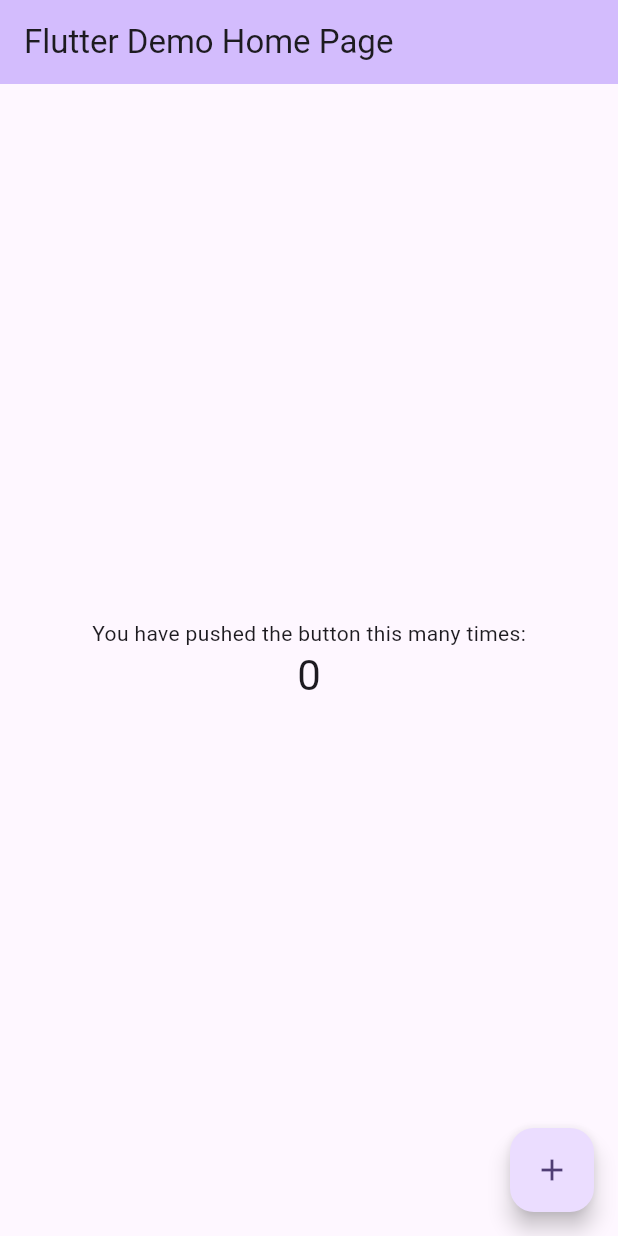
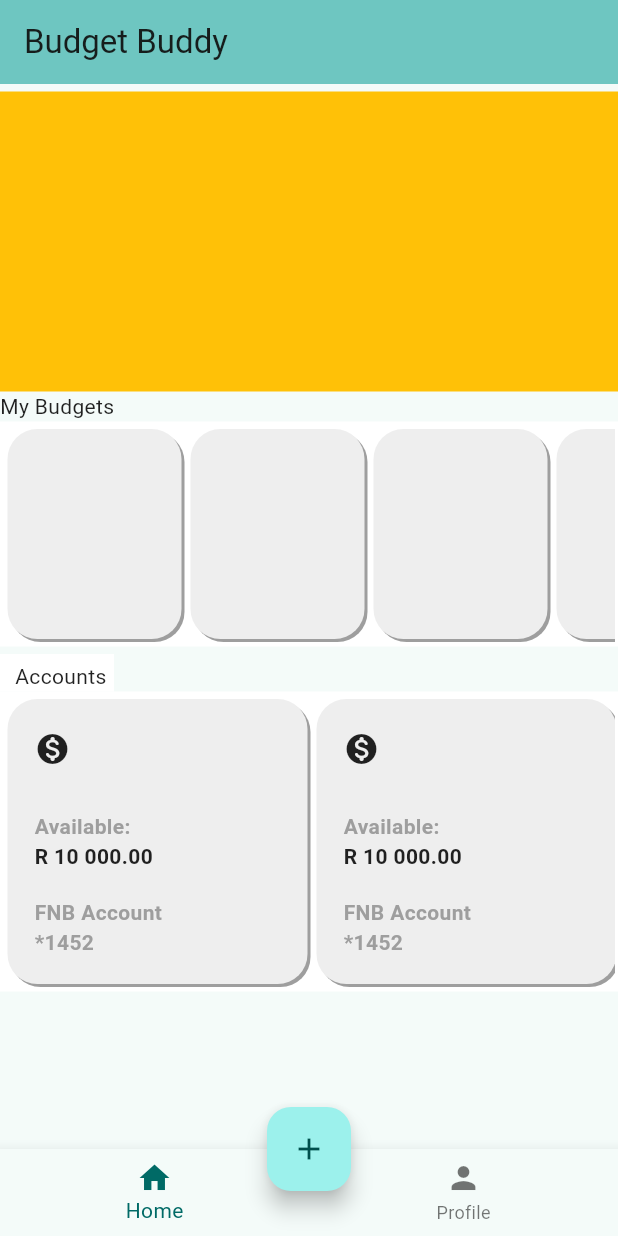
Before and after one commit to Garuda-sudo/Ubuntu-Narei, a Flutter app: the screen it shows after launch, on a phone screen of 412 x 824 dp. Run offline on Flutter 3.47's test engine with Material 2 defaults, Android fonts, the phone set to English and light mode, and no system bars; Roboto replaces fonts that are missing (Raleway).

Commit message:
Initial Push for landing page

```diff
--- /dev/null
+++ b/ubuntu-front-end/budget_buddy/lib/accounts/account_card.dart
@@ -0,0 +1,78 @@
+import 'package:flutter/material.dart';
+
+class AccountCard extends StatefulWidget {
+  const AccountCard({super.key});
+
+  @override
+  State<AccountCard> createState() => _AccountCardState();
+}
+
+class _AccountCardState extends State<AccountCard> {
+  @override
+  Widget build(BuildContext context) {
+    return Padding(
+      padding: const EdgeInsets.all(3.0),
+      child: Container(
+        decoration: BoxDecoration(
+            borderRadius: const BorderRadius.all(Radius.circular(20)),
+            boxShadow: const [
+              BoxShadow(color: Colors.grey, offset: Offset(2.0, 2.0))
+            ],
+            color: Colors.grey.shade200),
+        width: 200,
+        child: Padding(
+          padding: const EdgeInsets.all(8.0),
+          child: Stack(
+            children: [
+              Container(
+                padding: const EdgeInsets.only(left: 10.0),
+                height: 50.0,
+                child: const Icon(Icons.monetization_on_rounded),
+              ),
+              const Padding(
+                padding: EdgeInsets.all(10.0),
+                child: Column(
+                    crossAxisAlignment: CrossAxisAlignment.start,
+                    mainAxisAlignment: MainAxisAlignment.center,
+                    children: [
+                      Text(
+                        'Available:',
+                        style: TextStyle(
+                            color: Colors.grey, fontWeight: FontWeight.bold),
+                      ),
+                      Text(
+                        'R 10 000.00',
+                        style: TextStyle(
+                          fontFamily: 'Raleway',
+                          fontSize: 14.0,
+                          fontWeight: FontWeight.bold,
+                        ),
+                      ),
+                    ]),
+              ),
+              const Padding(
+                padding: EdgeInsets.all(10.0),
+                child: Column(
+                  mainAxisAlignment: MainAxisAlignment.end,
+                  crossAxisAlignment: CrossAxisAlignment.start,
+                  children: [
+                    Text(
+                      'FNB Account',
+                      style: TextStyle(
+                          color: Colors.grey, fontWeight: FontWeight.bold),
+                    ),
+                    Text(
+                      '*1452',
+                      style: TextStyle(
+                          color: Colors.grey, fontWeight: FontWeight.bold),
+                    )
+                  ],
+                ),
+              )
+            ],
+          ),
+        ),
+      ),
+    );
+  }
+}
--- /dev/null
+++ b/ubuntu-front-end/budget_buddy/lib/accounts/accounts_carousal.dart
@@ -0,0 +1,50 @@
+import 'package:budget_buddy/accounts/account_card.dart';
+import 'package:flutter/material.dart';
+
+class AccountCarousal extends StatefulWidget {
+  const AccountCarousal({super.key});
+
+  @override
+  State<AccountCarousal> createState() => _AccountCarousalState();
+}
+
+class _AccountCarousalState extends State<AccountCarousal> {
+  var accounts = [
+    'one',
+    'two',
+    'three',
+    'three',
+    'three',
+    'three',
+    'three',
+    'three'
+  ];
+
+  @override
+  Widget build(BuildContext context) {
+    return Column(
+      crossAxisAlignment: CrossAxisAlignment.start,
+      children: [
+        const SizedBox(
+          height: 5.0,
+        ),
+        Container(
+          color: Colors.white,
+          padding: const EdgeInsets.fromLTRB(10.0, 5.0, 5.0, 0.0),
+          child: const Text("Accounts"),
+        ),
+        Container(
+          height: 200.0,
+          color: Colors.white,
+          padding: const EdgeInsets.all(2.0),
+          child: ListView.builder(
+              scrollDirection: Axis.horizontal,
+              itemCount: accounts.length,
+              itemBuilder: (BuildContext context, int index) {
+                return const AccountCard();
+              }),
+        )
+      ],
+    );
+  }
+}
--- /dev/null
+++ b/ubuntu-front-end/budget_buddy/lib/budgets/budget_card.dart
@@ -0,0 +1,33 @@
+import 'package:flutter/material.dart';
+
+class BudgetCard extends StatefulWidget {
+  const BudgetCard({super.key});
+
+  @override
+  State<BudgetCard> createState() => _BudgetCardState();
+}
+
+class _BudgetCardState extends State<BudgetCard> {
+  @override
+  Widget build(BuildContext context) {
+    return Padding(
+      padding: const EdgeInsets.all(3.0),
+      child: DecoratedBox(
+        decoration: BoxDecoration(
+            borderRadius: const BorderRadius.all(Radius.circular(20)),
+            boxShadow: const [
+              BoxShadow(color: Colors.grey, offset: Offset(2.0, 2.0))
+            ],
+            color: Colors.grey.shade200),
+        child: Padding(
+          padding: const EdgeInsets.all(8.0),
+          child: Container(
+            height: 20,
+            width: 100,
+            color: Colors.grey.shade200,
+          ),
+        ),
+      ),
+    );
+  }
+}
--- /dev/null
+++ b/ubuntu-front-end/budget_buddy/lib/budgets/budget_carousal.dart
@@ -0,0 +1,31 @@
+import 'package:budget_buddy/budgets/budget_card.dart';
+import 'package:flutter/material.dart';
+
+class BudgetCarousal extends StatefulWidget {
+  const BudgetCarousal({super.key});
+
+  @override
+  State<BudgetCarousal> createState() => _BudgetCarousalState();
+}
+
+class _BudgetCarousalState extends State<BudgetCarousal> {
+  @override
+  Widget build(BuildContext context) {
+    return Column(
+      crossAxisAlignment: CrossAxisAlignment.start,
+      children: [
+        Container(
+          padding: const EdgeInsets.all(2.0),
+          height: 150,
+          color: Colors.white,
+          child: ListView.builder(
+              scrollDirection: Axis.horizontal,
+              itemCount: 5,
+              itemBuilder: (BuildContext context, int index) {
+                return const BudgetCard();
+              }),
+        )
+      ],
+    );
+  }
+}
--- /dev/null
+++ b/ubuntu-front-end/budget_buddy/lib/config/scroll_behaviour.dart
@@ -0,0 +1,11 @@
+import 'package:flutter/gestures.dart';
+import 'package:flutter/material.dart';
+
+class MyCustomScrollBehavior extends MaterialScrollBehavior {
+  // Override behavior methods and getters like dragDevices
+  @override
+  Set<PointerDeviceKind> get dragDevices => {
+        PointerDeviceKind.touch,
+        PointerDeviceKind.mouse,
+      };
+}
--- /dev/null
+++ b/ubuntu-front-end/budget_buddy/lib/landing_page/widgets/bottom_navigation_bar.dart
@@ -0,0 +1,10 @@
+import 'package:flutter/material.dart';
+
+class BottomNavigationBar extends StatelessWidget {
+  const BottomNavigationBar({super.key});
+
+  @override
+  Widget build(BuildContext context) {
+    return Container();
+  }
+}
--- /dev/null
+++ b/ubuntu-front-end/budget_buddy/lib/landing_page/widgets/landing_page.dart
@@ -0,0 +1,37 @@
+import 'package:budget_buddy/accounts/account_card.dart';
+import 'package:budget_buddy/accounts/accounts_carousal.dart';
+import 'package:budget_buddy/budgets/budget_card.dart';
+import 'package:budget_buddy/budgets/budget_carousal.dart';
+import 'package:budget_buddy/landing_page/widgets/landing_page_graph_component.dart';
+import 'package:flutter/material.dart';
+
+class LandingPage extends StatefulWidget {
+  const LandingPage({super.key});
+
+  @override
+  State<LandingPage> createState() => _LandingPageState();
+}
+
+class _LandingPageState extends State<LandingPage> {
+  @override
+  Widget build(BuildContext context) {
+    return const Column(
+      mainAxisAlignment: MainAxisAlignment.start,
+      crossAxisAlignment: CrossAxisAlignment.stretch,
+      children: [
+        SizedBox(
+          height: 5.0,
+        ),
+        LandingPageGraphComponent(),
+        Row(
+          mainAxisAlignment: MainAxisAlignment.start,
+          children: [
+            Text("My Budgets"),
+          ],
+        ),
+        BudgetCarousal(),
+        AccountCarousal()
+      ],
+    );
+  }
+}
--- /dev/null
+++ b/ubuntu-front-end/budget_buddy/lib/landing_page/widgets/landing_page_graph_component.dart
@@ -0,0 +1,20 @@
+import 'package:flutter/material.dart';
+
+class LandingPageGraphComponent extends StatefulWidget {
+  const LandingPageGraphComponent({super.key});
+
+  @override
+  State<LandingPageGraphComponent> createState() =>
+      _LandingPageGraphComponentState();
+}
+
+class _LandingPageGraphComponentState extends State<LandingPageGraphComponent> {
+  @override
+  Widget build(BuildContext context) {
+    return Container(
+      height: 200,
+      width: 70,
+      color: Colors.amber,
+    );
+  }
+}
--- a/ubuntu-front-end/budget_buddy/lib/main.dart
+++ b/ubuntu-front-end/budget_buddy/lib/main.dart
@@ -1,3 +1,6 @@
+import 'package:budget_buddy/config/scroll_behaviour.dart';
+import 'package:budget_buddy/landing_page/widgets/landing_page.dart';
+import 'package:budget_buddy/theme.dart';
 import 'package:flutter/material.dart';
 
 void main() {
@@ -11,42 +14,15 @@
   @override
   Widget build(BuildContext context) {
     return MaterialApp(
-      title: 'Flutter Demo',
-      theme: ThemeData(
-        // This is the theme of your application.
-        //
-        // TRY THIS: Try running your application with "flutter run". You'll see
-        // the application has a blue toolbar. Then, without quitting the app,
-        // try changing the seedColor in the colorScheme below to Colors.green
-        // and then invoke "hot reload" (save your changes or press the "hot
-        // reload" button in a Flutter-supported IDE, or press "r" if you used
-        // the command line to start the app).
-        //
-        // Notice that the counter didn't reset back to zero; the application
-        // state is not lost during the reload. To reset the state, use hot
-        // restart instead.
-        //
-        // This works for code too, not just values: Most code changes can be
-        // tested with just a hot reload.
-        colorScheme: ColorScheme.fromSeed(seedColor: Colors.deepPurple),
-        useMaterial3: true,
-      ),
-      home: const MyHomePage(title: 'Flutter Demo Home Page'),
+      theme: customTheme,
+      home: const MyHomePage(title: 'Budget Buddy'),
+      scrollBehavior: MyCustomScrollBehavior(),
     );
   }
 }
 
 class MyHomePage extends StatefulWidget {
   const MyHomePage({super.key, required this.title});
-
-  // This widget is the home page of your application. It is stateful, meaning
-  // that it has a State object (defined below) that contains fields that affect
-  // how it looks.
-
-  // This class is the configuration for the state. It holds the values (in this
-  // case the title) provided by the parent (in this case the App widget) and
-  // used by the build method of the State. Fields in a Widget subclass are
-  // always marked "final".
 
   final String title;
 
@@ -55,19 +31,6 @@
 }
 
 class _MyHomePageState extends State<MyHomePage> {
-  int _counter = 0;
-
-  void _incrementCounter() {
-    setState(() {
-      // This call to setState tells the Flutter framework that something has
-      // changed in this State, which causes it to rerun the build method below
-      // so that the display can reflect the updated values. If we changed
-      // _counter without calling setState(), then the build method would not be
-      // called again, and so nothing would appear to happen.
-      _counter++;
-    });
-  }
-
   @override
   Widget build(BuildContext context) {
     // This method is rerun every time setState is called, for instance as done
@@ -77,49 +40,28 @@
     // fast, so that you can just rebuild anything that needs updating rather
     // than having to individually change instances of widgets.
     return Scaffold(
-      appBar: AppBar(
-        // TRY THIS: Try changing the color here to a specific color (to
-        // Colors.amber, perhaps?) and trigger a hot reload to see the AppBar
-        // change color while the other colors stay the same.
-        backgroundColor: Theme.of(context).colorScheme.inversePrimary,
-        // Here we take the value from the MyHomePage object that was created by
-        // the App.build method, and use it to set our appbar title.
-        title: Text(widget.title),
-      ),
-      body: Center(
-        // Center is a layout widget. It takes a single child and positions it
-        // in the middle of the parent.
-        child: Column(
-          // Column is also a layout widget. It takes a list of children and
-          // arranges them vertically. By default, it sizes itself to fit its
-          // children horizontally, and tries to be as tall as its parent.
-          //
-          // Column has various properties to control how it sizes itself and
-          // how it positions its children. Here we use mainAxisAlignment to
-          // center the children vertically; the main axis here is the vertical
-          // axis because Columns are vertical (the cross axis would be
-          // horizontal).
-          //
-          // TRY THIS: Invoke "debug painting" (choose the "Toggle Debug Paint"
-          // action in the IDE, or press "p" in the console), to see the
-          // wireframe for each widget.
-          mainAxisAlignment: MainAxisAlignment.center,
-          children: <Widget>[
-            const Text(
-              'You have pushed the button this many times:',
+        appBar: AppBar(
+          backgroundColor: Theme.of(context).colorScheme.inversePrimary,
+          title: Text(widget.title),
+          elevation: 20,
+        ),
+        body: const LandingPage(),
+        floatingActionButtonLocation: FloatingActionButtonLocation.centerDocked,
+        floatingActionButton: const FloatingActionButton(
+          onPressed: null,
+          child: Icon(Icons.add),
+        ),
+        bottomNavigationBar: BottomNavigationBar(
+          items: const <BottomNavigationBarItem>[
+            BottomNavigationBarItem(
+              icon: Icon(Icons.home),
+              label: 'Home',
             ),
-            Text(
-              '$_counter',
-              style: Theme.of(context).textTheme.headlineMedium,
+            BottomNavigationBarItem(
+              icon: Icon(Icons.person),
+              label: 'Profile',
             ),
           ],
-        ),
-      ),
-      floatingActionButton: FloatingActionButton(
-        onPressed: _incrementCounter,
-        tooltip: 'Increment',
-        child: const Icon(Icons.add),
-      ), // This trailing comma makes auto-formatting nicer for build methods.
-    );
+        ));
   }
 }
--- /dev/null
+++ b/ubuntu-front-end/budget_buddy/lib/theme.dart
@@ -0,0 +1,11 @@
+import 'package:flutter/material.dart';
+
+final ThemeData customTheme = ThemeData(
+  primarySwatch: Colors.blue,
+  colorScheme:
+      ColorScheme.fromSeed(seedColor: const Color.fromARGB(255, 205, 236, 233)),
+  textTheme: Typography.blackCupertino,
+  brightness: Brightness.light,
+  primaryColor: const Color.fromARGB(255, 179, 224, 230),
+  useMaterial3: true,
+);
```
